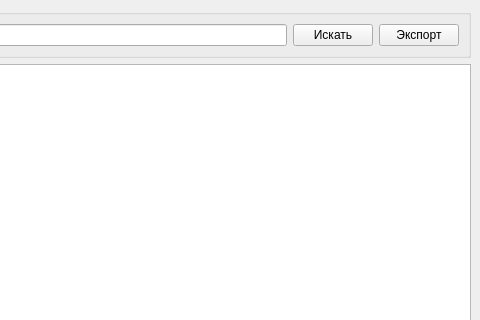
The window that mainwindow.ui (ziarmandhost/Kursach) describes before a commit, drawn with Qt 5; both pictures show x 320 to 800 and y 0 to 320 of the 800 by 600 pixel window.
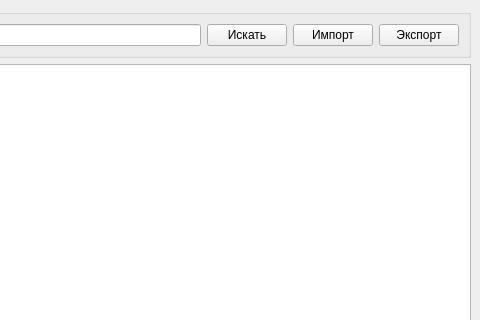
The same window after the commit.

The edit to the form file:
```diff
--- a/mainwindow.ui
+++ b/mainwindow.ui
@@ -41,6 +41,13 @@
          </property>
         </widget>
        </item>
+       <item>
+        <widget class="QPushButton" name="pushButton">
+         <property name="text">
+          <string>Импорт</string>
+         </property>
+        </widget>
+       </item>
        <item>
         <widget class="QPushButton" name="export_btn">
          <property name="text">
```
